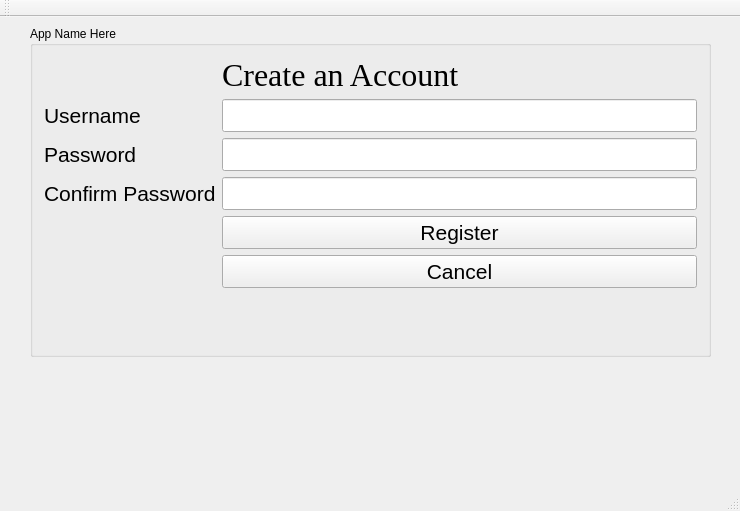
WBatt/Software-Engineering, file Software-Engineering/mainwindow.ui: the form before one commit.
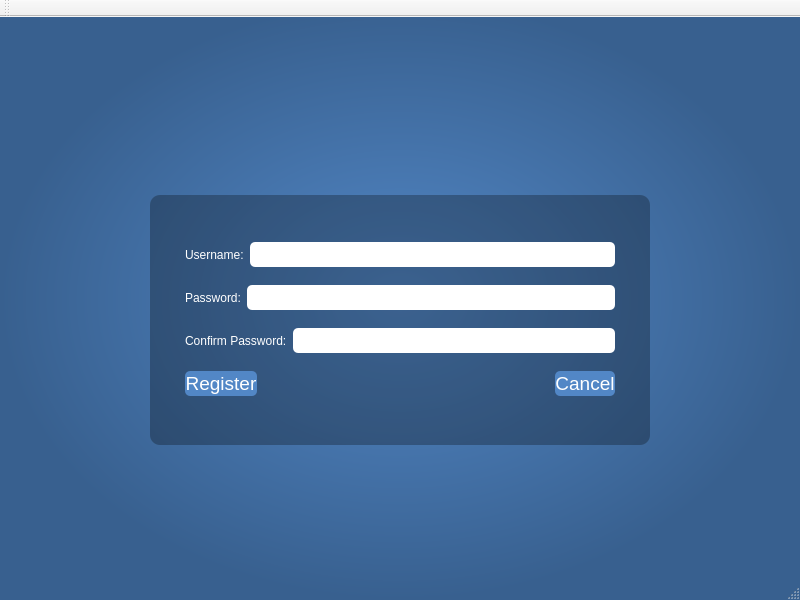
The form after the commit. The open tabs and pages were chosen to show the change. Icons and pictures are not drawn.

Commit message: Made changes to the layout and stylesheet and added a dummy logo

```diff
--- a/Software-Engineering/mainwindow.ui
+++ b/Software-Engineering/mainwindow.ui
@@ -6,22 +6,65 @@
    <rect>
     <x>0</x>
     <y>0</y>
-    <width>740</width>
-    <height>511</height>
+    <width>800</width>
+    <height>600</height>
    </rect>
   </property>
   <property name="windowTitle">
    <string>MainWindow</string>
   </property>
+  <property name="styleSheet">
+   <string notr="true">#MainWindow
+{
+	background: qlineargradient(spread:pad, x1:0.482955, y1:1, x2:0.471591, y2:0, stop:0 rgba(120, 173, 237, 255), stop:1 rgba(31, 44, 60, 255));
+	
+	background: qradialgradient(spread:pad, cx:0.5, cy:0.5, radius:0.5, fx:0.5, fy:0.5, stop:0 rgba(82, 135, 198, 255), stop:1 rgba(56, 96, 143, 255))
+}
+
+QPushButton
+{
+	color: white;
+	background-color: rgb(82, 135, 198);
+	border-radius: 5px;
+}
+
+QPushButton:hover
+{
+	background-color: rgb(120, 173, 237);
+}
+
+QPushButton:pressed
+{
+	background-color: rgb(82, 135, 198);
+}
+
+#logo
+{
+	border-image: url(:/images/Food_logo.png);
+}
+
+#createAccountForm
+{
+	background: rgba(0,0,0,70);
+	border-radius: 10px;
+}
+
+QLineEdit
+{
+	border-radius: 5px;
+}
+
+QLabel
+{
+	color: white;
+}</string>
+  </property>
   <widget class="QWidget" name="centralWidget">
+   <layout class="QVBoxLayout" name="verticalLayout_2">
+    <item>
    <widget class="QStackedWidget" name="stackedWidget">
-    <property name="geometry">
-     <rect>
-      <x>10</x>
-      <y>-1</y>
-      <width>711</width>
-      <height>451</height>
-     </rect>
+      <property name="styleSheet">
+       <string notr="true"/>
     </property>
     <property name="currentIndex">
      <number>0</number>
@@ -42,94 +85,187 @@
      </widget>
     </widget>
     <widget class="QWidget" name="page_CreateAcct">
-     <widget class="QGroupBox" name="groupBox">
-      <property name="geometry">
-       <rect>
-        <x>20</x>
-        <y>10</y>
-        <width>681</width>
-        <height>331</height>
-       </rect>
-      </property>
-      <property name="title">
-       <string>App Name Here</string>
-      </property>
-      <layout class="QFormLayout" name="formLayout">
-       <item row="1" column="0">
-        <widget class="QLabel" name="label_username">
-         <property name="font">
-          <font>
-           <pointsize>16</pointsize>
-          </font>
-         </property>
+       <layout class="QVBoxLayout" name="verticalLayout">
+        <item>
+         <layout class="QHBoxLayout" name="horizontalLayout">
+          <property name="sizeConstraint">
+           <enum>QLayout::SetDefaultConstraint</enum>
+          </property>
+          <property name="topMargin">
+           <number>0</number>
+          </property>
+          <item>
+           <widget class="QLabel" name="logo">
+            <property name="enabled">
+             <bool>true</bool>
+            </property>
+            <property name="sizePolicy">
+             <sizepolicy hsizetype="Fixed" vsizetype="Fixed">
+              <horstretch>0</horstretch>
+              <verstretch>0</verstretch>
+             </sizepolicy>
+            </property>
+            <property name="minimumSize">
+             <size>
+              <width>150</width>
+              <height>150</height>
+             </size>
+            </property>
          <property name="text">
-          <string>Username</string>
+             <string/>
          </property>
         </widget>
        </item>
-       <item row="1" column="1">
-        <widget class="QLineEdit" name="lineEdit_uname">
-         <property name="font">
-          <font>
-           <pointsize>16</pointsize>
-          </font>
-         </property>
-        </widget>
-       </item>
-       <item row="2" column="0">
+         </layout>
+        </item>
+        <item>
+         <layout class="QHBoxLayout" name="horizontalLayout_2">
+          <property name="topMargin">
+           <number>0</number>
+          </property>
+          <item>
+           <widget class="QWidget" name="createAccountForm" native="true">
+            <property name="sizePolicy">
+             <sizepolicy hsizetype="Fixed" vsizetype="Fixed">
+              <horstretch>0</horstretch>
+              <verstretch>0</verstretch>
+             </sizepolicy>
+            </property>
+            <property name="minimumSize">
+             <size>
+              <width>500</width>
+              <height>250</height>
+             </size>
+            </property>
+            <property name="styleSheet">
+             <string notr="true"/>
+            </property>
+            <layout class="QVBoxLayout" name="verticalLayout_3">
+             <property name="leftMargin">
+              <number>35</number>
+             </property>
+             <property name="topMargin">
+              <number>35</number>
+             </property>
+             <property name="rightMargin">
+              <number>35</number>
+             </property>
+             <property name="bottomMargin">
+              <number>35</number>
+             </property>
+             <item>
+              <layout class="QHBoxLayout" name="horizontalLayout_5">
+               <item>
+                <widget class="QLabel" name="label">
+                 <property name="text">
+                  <string>Username:</string>
+                 </property>
+                </widget>
+               </item>
+               <item>
+                <widget class="QLineEdit" name="lineEdit_username">
+                 <property name="minimumSize">
+                  <size>
+                   <width>0</width>
+                   <height>25</height>
+                  </size>
+                 </property>
+                </widget>
+               </item>
+              </layout>
+             </item>
+             <item>
+              <layout class="QHBoxLayout" name="horizontalLayout_7">
+               <item>
         <widget class="QLabel" name="label_2">
-         <property name="font">
-          <font>
-           <pointsize>16</pointsize>
-          </font>
-         </property>
          <property name="text">
-          <string>Password</string>
+                  <string>Password:</string>
          </property>
         </widget>
        </item>
-       <item row="2" column="1">
-        <widget class="QLineEdit" name="lineEdit_pword">
-         <property name="font">
-          <font>
-           <pointsize>16</pointsize>
-          </font>
+               <item>
+                <widget class="QLineEdit" name="lineEdit_password">
+                 <property name="minimumSize">
+                  <size>
+                   <width>0</width>
+                   <height>25</height>
+                  </size>
          </property>
          <property name="echoMode">
           <enum>QLineEdit::Password</enum>
          </property>
         </widget>
        </item>
-       <item row="0" column="1">
-        <widget class="QLabel" name="label_title">
-         <property name="font">
-          <font>
-           <family>Georgia</family>
-           <pointsize>24</pointsize>
-          </font>
-         </property>
+              </layout>
+             </item>
+             <item>
+              <layout class="QHBoxLayout" name="horizontalLayout_8">
+               <item>
+                <widget class="QLabel" name="label_3">
          <property name="text">
-          <string>Create an Account</string>
+                  <string>Confirm Password:</string>
          </property>
         </widget>
        </item>
-       <item row="5" column="1">
-        <widget class="QPushButton" name="pushButton_register">
-         <property name="font">
-          <font>
-           <pointsize>16</pointsize>
-          </font>
-         </property>
-         <property name="text">
-          <string>Register</string>
+               <item>
+                <widget class="QLineEdit" name="lineEdit_confirmPassword">
+                 <property name="minimumSize">
+                  <size>
+                   <width>0</width>
+                   <height>25</height>
+                  </size>
+                 </property>
+                 <property name="echoMode">
+                  <enum>QLineEdit::Password</enum>
          </property>
         </widget>
        </item>
-       <item row="6" column="1">
+              </layout>
+             </item>
+             <item>
+              <layout class="QHBoxLayout" name="horizontalLayout_3">
+               <item>
         <widget class="QPushButton" name="pushButton_2">
+                 <property name="minimumSize">
+                  <size>
+                   <width>0</width>
+                   <height>25</height>
+                  </size>
+                 </property>
          <property name="font">
           <font>
-           <pointsize>16</pointsize>
+                   <pointsize>14</pointsize>
+                  </font>
+                 </property>
+                 <property name="text">
+                  <string>Register</string>
+                 </property>
+                </widget>
+               </item>
+               <item>
+                <spacer name="horizontalSpacer">
+                 <property name="orientation">
+                  <enum>Qt::Horizontal</enum>
+                 </property>
+                 <property name="sizeHint" stdset="0">
+                  <size>
+                   <width>40</width>
+                   <height>20</height>
+                  </size>
+                 </property>
+                </spacer>
+               </item>
+               <item>
+                <widget class="QPushButton" name="pushButton_3">
+                 <property name="minimumSize">
+                  <size>
+                   <width>0</width>
+                   <height>25</height>
+                  </size>
+                 </property>
+                 <property name="font">
+                  <font>
+                   <pointsize>14</pointsize>
           </font>
          </property>
          <property name="text">
@@ -137,34 +273,31 @@
          </property>
         </widget>
        </item>
-       <item row="3" column="0">
-        <widget class="QLabel" name="label_confPword">
-         <property name="font">
-          <font>
-           <pointsize>16</pointsize>
-          </font>
-         </property>
-         <property name="text">
-          <string>Confirm Password</string>
-         </property>
-        </widget>
-       </item>
-       <item row="3" column="1">
-        <widget class="QLineEdit" name="lineEdit_confPword">
-         <property name="font">
-          <font>
-           <pointsize>16</pointsize>
-          </font>
-         </property>
-         <property name="echoMode">
-          <enum>QLineEdit::Password</enum>
-         </property>
-        </widget>
+              </layout>
+             </item>
+            </layout>
+           </widget>
+          </item>
+         </layout>
+        </item>
+        <item>
+         <spacer name="verticalSpacer">
+          <property name="orientation">
+           <enum>Qt::Vertical</enum>
+          </property>
+          <property name="sizeHint" stdset="0">
+           <size>
+            <width>20</width>
+            <height>40</height>
+           </size>
+          </property>
+         </spacer>
        </item>
       </layout>
      </widget>
     </widget>
-   </widget>
+    </item>
+   </layout>
   </widget>
   <widget class="QMenuBar" name="menuBar">
    <property name="geometry">
```
Left out of the diff: 4 changed lines with no effect on the pictures. Lines whose indentation alone changed are shown as unchanged. The commit also changes 4 other files.
